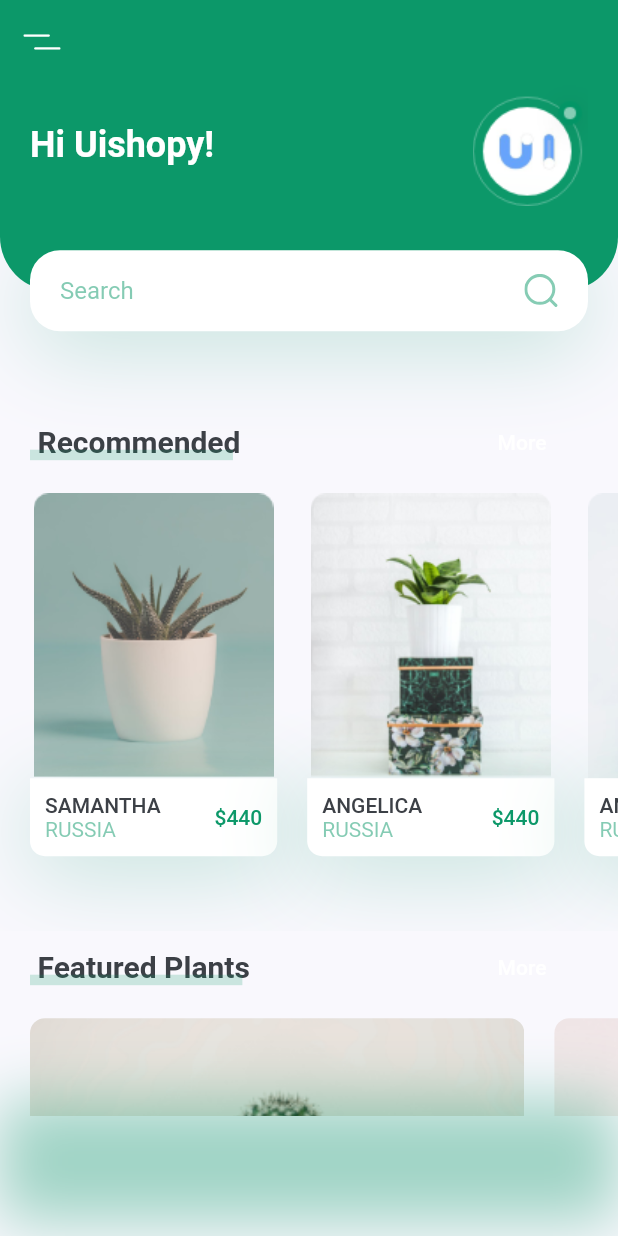
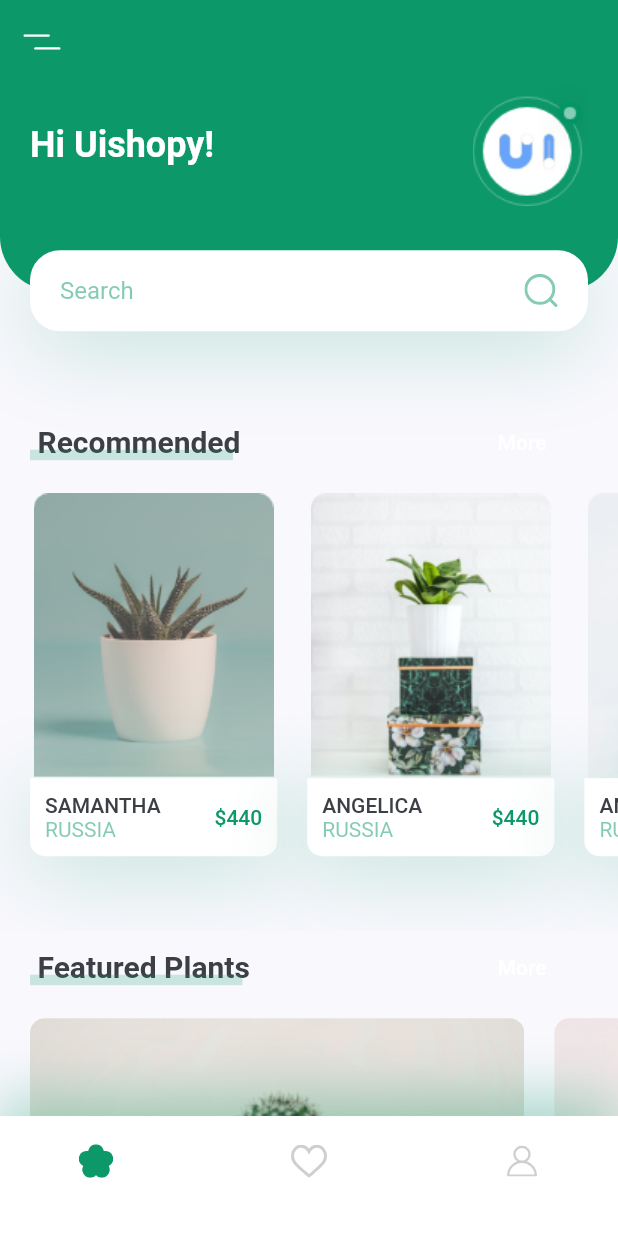
Before and after one commit to MekhrojDoliev/shop_app, a Flutter app: the screen it shows after launch, on a phone screen of 412 x 824 dp. Run offline on Flutter 3.47's test engine with Material 2 defaults, Android fonts, the phone set to English and light mode, and no system bars; our stand-ins replace flutter_svg.

Commit message:
Home Page finished

```diff
--- /dev/null
+++ b/lib/screens/home/components/my_bottom_nav_bar.dart
@@ -0,0 +1,49 @@
+import 'package:flutter/material.dart';
+import 'package:flutter_svg/flutter_svg.dart';
+import 'package:plant_app/constant.dart';
+
+
+class MyBottomNavBar extends StatelessWidget {
+  const MyBottomNavBar({
+    Key? key,
+  }) : super(key: key);
+
+  @override
+  Widget build(BuildContext context) {
+    return Container(
+      padding: EdgeInsets.only(
+        left: kDefualtPadding * 2,
+        right: kDefualtPadding * 2,
+        bottom: kDefualtPadding,
+      ),
+      height: 80,
+      decoration: BoxDecoration(
+        color: Colors.white,
+        boxShadow: [
+          BoxShadow(
+            offset: Offset(0, -10),
+            blurRadius: 35,
+            color: kPrimaryColor.withOpacity(0.38),
+          ),
+        ],
+      ),
+      child: Row(
+        mainAxisAlignment: MainAxisAlignment.spaceBetween,
+        children: <Widget>[
+          IconButton(
+            icon: SvgPicture.asset("assets/icons/flower.svg"),
+            onPressed: () {},
+          ),
+          IconButton(
+            icon: SvgPicture.asset("assets/icons/heart-icon.svg"),
+            onPressed: () {},
+          ),
+          IconButton(
+            icon: SvgPicture.asset("assets/icons/user-icon.svg"),
+            onPressed: () {},
+          ),
+        ],
+      ),
+    );
+  }
+}
--- a/lib/screens/home/home_screen.dart
+++ b/lib/screens/home/home_screen.dart
@@ -1,6 +1,7 @@
 import 'package:flutter/material.dart';
 import 'package:flutter_svg/svg.dart';
 import 'package:plant_app/constant.dart';
+import 'package:plant_app/screens/home/components/my_bottom_nav_bar.dart';
 import 'components/body.dart';
 //import 'package:plant_app/constant.dart';
 
@@ -12,17 +13,7 @@ class HomeScreen extends StatelessWidget {
     return Scaffold(
       appBar: buildAppBar(),
       body: Body(),
-      bottomNavigationBar: Container(height: 80,
-      decoration: BoxDecoration(
-        boxShadow:[
-          BoxShadow(
-          offset: Offset(0, -10),
-          blurRadius:35,
-          color: kPrimaryColor.withOpacity(0.38),
-        ),
-        ],
-      ),
-      ),
+      bottomNavigationBar: MyBottomNavBar(),
     );
   }
 
```
